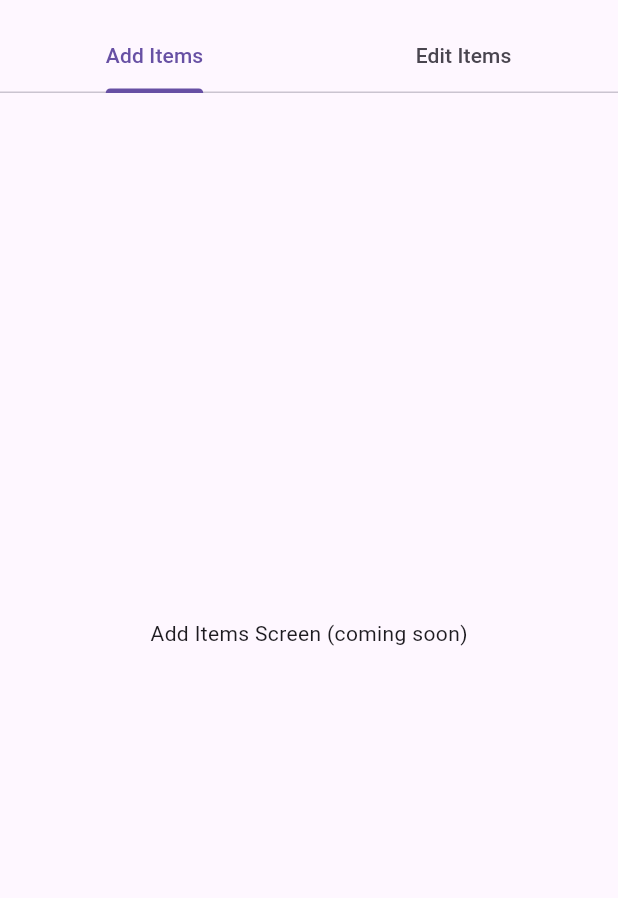
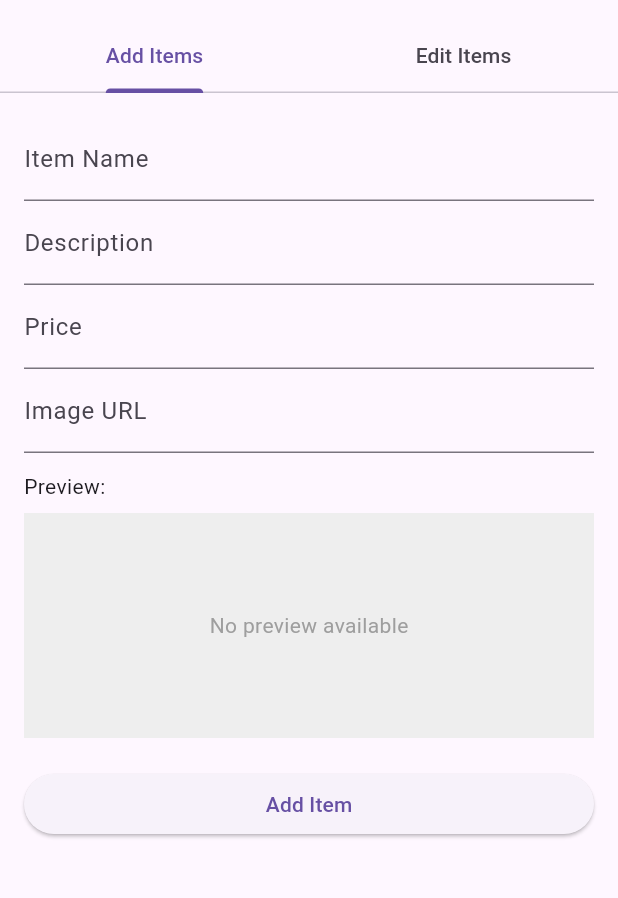
Before and after one commit to lukeprakarsa/dennis_mom, a Flutter app: the screen it shows after launch, after a tap on the "add shopping cart" icon, after a tap on the "remove" icon, after a tap on the "store" icon, on a phone screen of 412 x 824 dp, the part 63-961 px from its top. Run offline on Flutter 3.47's test engine with Material 3 defaults, Android fonts, the light colour scheme and no system bars; network calls fail.

Commit message:
vendor demo now operational

```diff
--- a/lib/main.dart
+++ b/lib/main.dart
@@ -2,13 +2,29 @@ import 'package:flutter/material.dart';
 import 'package:provider/provider.dart';
 
 import 'models/cart.dart';
+import 'repositories/vendor_repository.dart';   // 👈 import your repository
 import 'screens/catalog_screen.dart';
 import 'screens/cart_screen.dart';
 
 void main() {
   runApp(
-    ChangeNotifierProvider<Cart>(   // 👈 add <Cart> here
-      create: (_) => Cart(),
+    MultiProvider(
+      providers: [
+        // ----------------------------
+        // Cart provider
+        // ----------------------------
+        ChangeNotifierProvider<Cart>(create: (_) => Cart()),
+
+        // ----------------------------
+        // Vendor repository provider
+        // ----------------------------
+        // Provide the concrete ChangeNotifier implementation.
+        // Note: we register InMemoryVendorRepository directly,
+        // not VendorRepository, because VendorRepository is just an interface.
+        ChangeNotifierProvider<InMemoryVendorRepository>(
+          create: (_) => InMemoryVendorRepository(),
+        ),
+      ],
       child: const MyApp(),
     ),
   );
--- a/lib/models/item.dart
+++ b/lib/models/item.dart
@@ -3,22 +3,43 @@ class Item {
   // ----------------------------
   // Instance variables (fields)
   // ----------------------------
-  final int id;           // Unique identifier for the item
-  final String name;      // Display name
+  final String id;          // Unique identifier for the item (string for flexibility)
+  final String name;        // Display name
   final String description; // Short description of the item
-  final double price;     // Price in dollars
-  final String imageUrl;  // Path or URL to the product image
+  final double price;       // Price in dollars
+  final String imageUrl;    // Path or URL to the product image
 
   // ----------------------------
   // Constructor
   // ----------------------------
-  Item({
+  const Item({
     required this.id,
     required this.name,
     required this.description,
     required this.price,
     required this.imageUrl,
   });
+
+  // ----------------------------
+  // CopyWith helper
+  // ----------------------------
+  // Lets us create a modified copy of an Item while keeping
+  // the other fields the same. Useful for editing.
+  Item copyWith({
+    String? id,
+    String? name,
+    String? description,
+    double? price,
+    String? imageUrl,
+  }) {
+    return Item(
+      id: id ?? this.id,
+      name: name ?? this.name,
+      description: description ?? this.description,
+      price: price ?? this.price,
+      imageUrl: imageUrl ?? this.imageUrl,
+    );
+  }
 
   // ----------------------------
   // Equality overrides
--- /dev/null
+++ b/lib/repositories/vendor_repository.dart
@@ -0,0 +1,63 @@
+import 'package:flutter/foundation.dart';  // 👈 for ChangeNotifier
+import '../models/item.dart';
+
+/// Defines the contract for vendor operations
+abstract class VendorRepository {
+  void addItem(Item item);
+  void editItem(String id, Item updatedItem);
+  void deleteItem(String id);              // 👈 new delete method
+  List<Item> getAllItems();
+}
+
+/// A simple in‑memory implementation of VendorRepository.
+/// Extends ChangeNotifier so UI can rebuild automatically.
+class InMemoryVendorRepository extends ChangeNotifier
+    implements VendorRepository {
+  final List<Item> _items = [
+    Item(
+      id: '1',
+      name: 'Red T-Shirt',
+      description: 'A stylish red t-shirt',
+      price: 29.99,
+      imageUrl: 'https://i5.walmartimages.com/asr/bea847bb-2b19-4e49-8f11-903a1b9267aa.f430e098b3072789b08fe3b61f09b654.jpeg',
+    ),
+    Item(
+      id: '2',
+      name: 'Blue Jeans',
+      description: 'Comfortable blue jeans',
+      price: 59.99,
+      imageUrl: 'https://bwolves.com/cdn/shop/files/baggy27_1.jpg?v=1756625352',
+    ),
+    Item(
+      id: '3',
+      name: 'Sneakers',
+      description: 'Running sneakers',
+      price: 89.99,
+      imageUrl: 'https://encrypted-tbn0.gstatic.com/images?q=tbn:ANd9GcQaFG9gP-JGZrKwwhoPL65u5yO84kC4hb6mbw&s',
+    ),
+  ];
+
+  @override
+  void addItem(Item item) {
+    _items.add(item);
+    notifyListeners(); // 👈 tell listeners to rebuild
+  }
+
+  @override
+  void editItem(String id, Item updatedItem) {
+    final index = _items.indexWhere((item) => item.id == id);
+    if (index != -1) {
+      _items[index] = updatedItem;
+      notifyListeners(); // 👈 tell listeners to rebuild
+    }
+  }
+
+  @override
+  void deleteItem(String id) {
+    _items.removeWhere((item) => item.id == id);
+    notifyListeners(); // 👈 triggers rebuilds
+  }
+
+  @override
+  List<Item> getAllItems() => List.unmodifiable(_items);
+}
--- /dev/null
+++ b/lib/screens/add_item_tab.dart
@@ -0,0 +1,173 @@
+import 'package:flutter/material.dart';
+import 'package:provider/provider.dart';
+
+import '../models/item.dart';
+import '../repositories/vendor_repository.dart';
+
+class AddItemTab extends StatefulWidget {
+  const AddItemTab({super.key});
+
+  @override
+  State<AddItemTab> createState() => _AddItemTabState();
+}
+
+class _AddItemTabState extends State<AddItemTab> {
+  final _formKey = GlobalKey<FormState>();
+  final _nameController = TextEditingController();
+  final _descriptionController = TextEditingController();
+  final _priceController = TextEditingController();
+  final _imageUrlController = TextEditingController();
+
+  String? _previewUrl; // 👈 holds the current preview URL if valid
+
+  void _clearForm() {
+    _nameController.clear();
+    _descriptionController.clear();
+    _priceController.clear();
+    _imageUrlController.clear();
+    setState(() => _previewUrl = null); // reset preview
+  }
+
+  @override
+  void initState() {
+    super.initState();
+
+    // 👇 Listen to changes in the image URL field
+    _imageUrlController.addListener(() {
+      final text = _imageUrlController.text.trim();
+
+      // Relaxed validation: just check http/https
+      if (text.isNotEmpty &&
+          (text.startsWith('http://') || text.startsWith('https://'))) {
+        setState(() => _previewUrl = text);
+      } else {
+        setState(() => _previewUrl = null);
+      }
+    });
+  }
+
+  @override
+  Widget build(BuildContext context) {
+    // ✅ Read the concrete type, then upcast to the abstraction
+    final repo = Provider.of<InMemoryVendorRepository>(context, listen: false);
+    final VendorRepository vendorRepo = repo;
+
+    return Padding(
+      padding: const EdgeInsets.all(16),
+      child: Form(
+        key: _formKey,
+        child: ListView(
+          children: [
+            // ----------------------------
+            // Name field
+            // ----------------------------
+            TextFormField(
+              controller: _nameController,
+              decoration: const InputDecoration(labelText: 'Item Name'),
+              validator: (value) =>
+                  value == null || value.isEmpty ? 'Enter a name' : null,
+            ),
+
+            // ----------------------------
+            // Description field
+            // ----------------------------
+            TextFormField(
+              controller: _descriptionController,
+              decoration: const InputDecoration(labelText: 'Description'),
+            ),
+
+            // ----------------------------
+            // Price field (with validation)
+            // ----------------------------
+            TextFormField(
+              controller: _priceController,
+              decoration: const InputDecoration(labelText: 'Price'),
+              keyboardType: TextInputType.number,
+              validator: (value) {
+                if (value == null || value.isEmpty) {
+                  return 'Enter a price';
+                }
+                final parsed = double.tryParse(value);
+                if (parsed == null) {
+                  return 'Enter a valid number';
+                }
+                if (parsed < 0) {
+                  return 'Price cannot be negative';
+                }
+                // 👇 Zero is allowed (giveaways), positive numbers are fine too
+                return null;
+              },
+            ),
+
+            // ----------------------------
+            // Image URL field
+            // ----------------------------
+            TextFormField(
+              controller: _imageUrlController,
+              decoration: const InputDecoration(labelText: 'Image URL'),
+            ),
+
+            // ----------------------------
+            // Live image preview (or placeholder)
+            // ----------------------------
+            const SizedBox(height: 12),
+            Text('Preview:', style: Theme.of(context).textTheme.bodyMedium),
+            const SizedBox(height: 8),
+            Container(
+              height: 150,
+              width: double.infinity,
+              color: Colors.grey[200],
+              alignment: Alignment.center,
+              child: _previewUrl != null
+                  ? Image.network(
+                      _previewUrl!,
+                      fit: BoxFit.cover,
+                      errorBuilder: (context, error, stackTrace) {
+                        return const Text(
+                          'Could not load image. Please check the URL.',
+                          style: TextStyle(color: Colors.red),
+                        );
+                      },
+                    )
+                  : const Text(
+                      'No preview available',
+                      style: TextStyle(color: Colors.grey),
+                    ),
+            ),
+
+            const SizedBox(height: 20),
+
+            // ----------------------------
+            // Submit button
+            // ----------------------------
+            ElevatedButton(
+              onPressed: () {
+                if (_formKey.currentState!.validate()) {
+                  final newItem = Item(
+                    id: DateTime.now().millisecondsSinceEpoch.toString(),
+                    name: _nameController.text,
+                    description: _descriptionController.text,
+                    price: double.parse(_priceController.text), // safe now
+                    imageUrl: _imageUrlController.text.trim(),
+                  );
+
+                  // Add to repository (this triggers notifyListeners)
+                  vendorRepo.addItem(newItem);
+
+                  // Show confirmation
+                  ScaffoldMessenger.of(context).showSnackBar(
+                    SnackBar(content: Text('${newItem.name} added!')),
+                  );
+
+                  // Reset form fields
+                  _clearForm();
+                }
+              },
+              child: const Text('Add Item'),
+            ),
+          ],
+        ),
+      ),
+    );
+  }
+}
--- a/lib/screens/catalog_screen.dart
+++ b/lib/screens/catalog_screen.dart
@@ -1,19 +1,26 @@
 import 'package:flutter/material.dart';
 import 'package:provider/provider.dart';
 
-import '../data/sample_items.dart';
 import '../models/item.dart';
 import '../models/cart.dart';
+import '../repositories/vendor_repository.dart';   // 👈 repository import
 import 'cart_screen.dart';
 import 'item_detail_screen.dart';
 import 'vendor_screen.dart';
+import '../widgets/item_thumbnail.dart';
 
+/// Displays the catalog of items available for purchase.
+/// Pulls data from the VendorRepository so it always reflects
+/// the latest vendor‑added or edited items.
 class CatalogScreen extends StatelessWidget {
   const CatalogScreen({super.key});
 
   @override
   Widget build(BuildContext context) {
     return Scaffold(
+      // ----------------------------
+      // AppBar with cart icon + badge
+      // ----------------------------
       appBar: AppBar(
         title: const Text('Catalog'),
         actions: [
@@ -33,6 +40,7 @@ class CatalogScreen extends StatelessWidget {
                       );
                     },
                   ),
+                  // Show red badge if cart has items
                   if (cart.totalItemsCount > 0)
                     Positioned(
                       right: 8,
@@ -59,18 +67,30 @@ class CatalogScreen extends StatelessWidget {
         ],
       ),
 
-      body: Consumer<Cart>(
-        builder: (context, cart, child) {
+      // ----------------------------
+      // Body: list of items
+      // ----------------------------
+      body: Consumer2<Cart, InMemoryVendorRepository>(
+        builder: (context, cart, repo, child) {
+          // Upcast to the abstraction
+          final VendorRepository vendorRepo = repo;
+
+          final items = vendorRepo.getAllItems();
+
           return ListView.builder(
-            itemCount: sampleItems.length,
+            itemCount: items.length,
             itemBuilder: (context, index) {
-              final Item item = sampleItems[index];
+              final Item item = items[index];
               final int quantity = cart.items[item] ?? 0;
 
               return Card(
                 margin: const EdgeInsets.all(8),
                 child: ListTile(
-                  leading: Image.network(item.imageUrl),
+                  leading: ItemThumbnail(
+                    imageUrl: item.imageUrl,
+                    width: 50,
+                    height: 50,
+                  ),
                   title: Text(item.name),
                   subtitle: Text(
                     '${item.description}\n\$${item.price.toStringAsFixed(2)}',
@@ -84,6 +104,9 @@ class CatalogScreen extends StatelessWidget {
                       ),
                     );
                   },
+                  // ----------------------------
+                  // Trailing: add/remove buttons
+                  // ----------------------------
                   trailing: quantity == 0
                       ? IconButton(
                           icon: const Icon(Icons.add_shopping_cart),
@@ -120,6 +143,10 @@ class CatalogScreen extends StatelessWidget {
           );
         },
       ),
+
+      // ----------------------------
+      // Floating Action Button: Vendor screen
+      // ----------------------------
       floatingActionButton: FloatingActionButton(
         child: const Icon(Icons.store),
         tooltip: 'Vendor Screen Demo',
--- a/lib/screens/vendor_screen.dart
+++ b/lib/screens/vendor_screen.dart
@@ -1,4 +1,7 @@
 import 'package:flutter/material.dart';
+
+import 'add_item_tab.dart';   // 👈 import the Add tab
+import 'edit_item_tab.dart';  // 👈 import the Edit tab
 
 class VendorScreen extends StatelessWidget {
   const VendorScreen({super.key});
@@ -6,7 +9,7 @@ class VendorScreen extends StatelessWidget {
   @override
   Widget build(BuildContext context) {
     return DefaultTabController(
-      length: 2, // for now: Add Items + Edit Items
+      length: 2, // Add Items + Edit Items
       child: Scaffold(
         appBar: AppBar(
           title: const Text('Vendor Dashboard'),
@@ -19,8 +22,8 @@ class VendorScreen extends StatelessWidget {
         ),
         body: const TabBarView(
           children: [
-            Center(child: Text('Add Items Screen (coming soon)')),
-            Center(child: Text('Edit Items Screen (coming soon)')),
+            AddItemTab(),   // 👈 real widget now
+            EditItemTab(),  // 👈 real widget now
           ],
         ),
       ),
--- /dev/null
+++ b/lib/widgets/item_thumbnail.dart
@@ -0,0 +1,43 @@
+import 'package:flutter/material.dart';
+
+class ItemThumbnail extends StatelessWidget {
+  const ItemThumbnail({
+    super.key,
+    required this.imageUrl,
+    this.width = 50,
+    this.height = 50,
+    this.fit = BoxFit.cover,
+    this.backgroundColor,
+  });
+
+  final String? imageUrl;
+  final double width;
+  final double height;
+  final BoxFit fit;
+  final Color? backgroundColor;
+
+  @override
+  Widget build(BuildContext context) {
+    final url = (imageUrl ?? '').trim();
+
+    // If empty, render a transparent box (no error)
+    if (url.isEmpty) {
+      return SizedBox(width: width, height: height);
+    }
+
+    // Otherwise try to load the image and fall back to transparent if it fails
+    return Container(
+      width: width,
+      height: height,
+      color: backgroundColor, // optional neutral bg if you want
+      child: Image.network(
+        url,
+        fit: fit,
+        errorBuilder: (context, error, stack) {
+          // If the URL fails to load, render transparent
+          return SizedBox(width: width, height: height);
+        },
+      ),
+    );
+  }
+}
```
Also changed, not shown: lib/data/sample_items.dart (deleted, +0 -25 lines), lib/models/cart.dart (+15 -1 lines), lib/screens/edit_item_tab.dart (added, +232 -0 lines).
